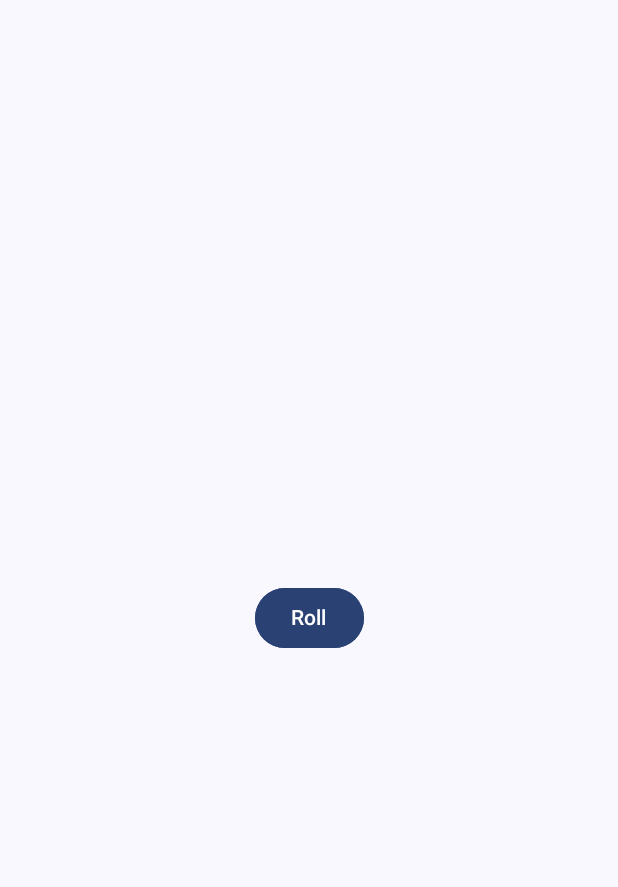
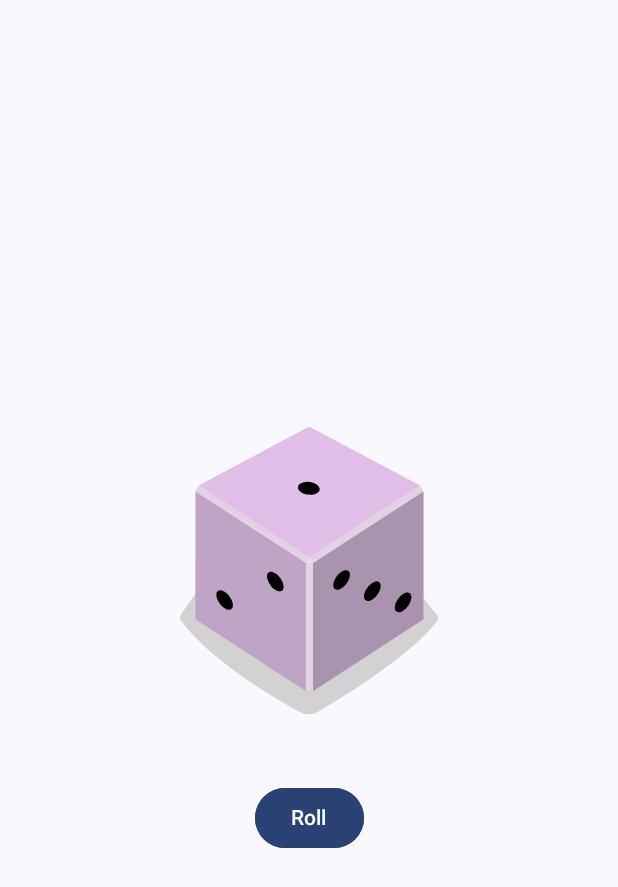
Before and after one commit to luci649/Andriod-Apps, an Android app built with Jetpack Compose: the screen it shows after launch (MainActivity), on a phone screen of 412 x 824 dp. Shown: the top 887 px of the screen. Run offline under Robolectric (Android 15) with nearby library versions, the phone set to English and light mode, and no system bars.

Commit message:
Imported dice image files to drawables file. The image composable was used to display the image by calling the painterResource function. Also added a spacer to provide space between the button and image.

```diff
--- a/DiceRoller/app/src/main/java/com/example/diceroller/MainActivity.kt
+++ b/DiceRoller/app/src/main/java/com/example/diceroller/MainActivity.kt
@@ -3,8 +3,11 @@ package com.example.diceroller
 import android.os.Bundle
 import androidx.activity.ComponentActivity
 import androidx.activity.compose.setContent
+import androidx.compose.foundation.Image
 import androidx.compose.foundation.layout.Column
+import androidx.compose.foundation.layout.Spacer
 import androidx.compose.foundation.layout.fillMaxSize
+import androidx.compose.foundation.layout.height
 import androidx.compose.foundation.layout.wrapContentSize
 import androidx.compose.material3.Button
 import androidx.compose.material3.MaterialTheme
@@ -13,8 +16,10 @@ import androidx.compose.material3.Text
 import androidx.compose.runtime.Composable
 import androidx.compose.ui.Alignment
 import androidx.compose.ui.Modifier
+import androidx.compose.ui.res.painterResource
 import androidx.compose.ui.res.stringResource
 import androidx.compose.ui.tooling.preview.Preview
+import androidx.compose.ui.unit.dp
 import com.example.diceroller.ui.theme.DiceRollerTheme
 
 class MainActivity : ComponentActivity() {
@@ -44,6 +49,11 @@ fun DiceWithButtonAndImage(modifier: Modifier = Modifier) {
         modifier = modifier,
         horizontalAlignment = Alignment.CenterHorizontally
     ) {
+        Image(
+            painter = painterResource(R.drawable.dice_1),
+            contentDescription = "1"
+        )
+        Spacer(modifier = Modifier.height(16.dp))
         Button(onClick = { /*TODO*/ }) {
             Text(stringResource(R.string.roll))
         }
--- /dev/null
+++ b/DiceRoller/app/src/main/res/drawable/dice_1.xml
@@ -0,0 +1,66 @@
+<!--
+  ~ Copyright 2022, The Android Open Source Project
+  ~
+  ~ Licensed under the Apache License, Version 2.0 (the "License");
+  ~ you may not use this file except in compliance with the License.
+  ~ You may obtain a copy of the License at
+  ~
+  ~     http://www.apache.org/licenses/LICENSE-2.0
+  ~
+  ~ Unless required by applicable law or agreed to in writing, software
+  ~ distributed under the License is distributed on an "AS IS" BASIS,
+  ~ WITHOUT WARRANTIES OR CONDITIONS OF ANY KIND, either express or implied.
+  ~ See the License for the specific language governing permissions and
+  ~ limitations under the License.
+  -->
+
+<vector xmlns:android="http://schemas.android.com/apk/res/android"
+    android:width="200dp"
+    android:height="250dp"
+    android:viewportWidth="800"
+    android:viewportHeight="1000">
+    <path
+        android:fillAlpha="0.5"
+        android:fillColor="#C5C4C4"
+        android:pathData="M740.8,635.42c-68.27,90.47 -249.77,201.76 -316,240.63a50.7,50.7 0,0 1,-49.93 0.81c-64.19,-35 -234.09,-133.88 -315.65,-242a14.69,14.69 0,0 1,-0.12 -17.49c77.58,-106.29 159.67,-258.89 341.06,-258.89 182,0 242.19,139.08 340.27,258.88A14.62,14.62 0,0 1,740.8 635.42Z"
+        android:strokeAlpha="0.5" />
+    <path
+        android:fillColor="#AA93AE"
+        android:pathData="M704.9,630l-294.29,191.06l0,-340.85l294.29,-191.06l0,340.85z" />
+    <path
+        android:fillColor="#C0A4C5"
+        android:pathData="M97.59,630l294.29,191.06l0,-340.85l-294.29,-191.06l0,340.85z" />
+    <path
+        android:fillColor="#E1BEE7"
+        android:pathData="M400.14,464.73l-293.19,-191.45l293.19,-156.31l295.39,156.31l-295.39,191.45z" />
+    <path
+        android:fillColor="#E2D3E4"
+        android:pathData="M106.95,273.28l-9.36,15.87l294.29,191.06l8.26,-15.48l-293.19,-191.45z" />
+    <path
+        android:fillColor="#E2D3E4"
+        android:pathData="M695.53,273.28l9.37,15.87l-294.29,191.06l-10.47,-15.48l295.39,-191.45z" />
+    <path
+        android:fillColor="#E2D3E4"
+        android:pathData="M391.88,480.21h18.73v340.85h-18.73z" />
+    <path
+        android:fillColor="#E7DCE8"
+        android:pathData="M400.14,464.73l-8.26,15.48l18.73,0l-10.47,-15.48z" />
+    <path
+        android:fillColor="#000000"
+        android:pathData="M397.45,297.62a16.9,28.71 97.07,1 0,4.16 -33.54a16.9,28.71 97.07,1 0,-4.16 33.54z" />
+    <path
+        android:fillColor="#000000"
+        android:pathData="M297.17,539.02a30.12,16.11 53.82,1 0,26.01 -19.02a30.12,16.11 53.82,1 0,-26.01 19.02z" />
+    <path
+        android:fillColor="#000000"
+        android:pathData="M161.96,588.24a30.12,16.11 53.82,1 0,26.01 -19.02a30.12,16.11 53.82,1 0,-26.01 19.02z" />
+    <path
+        android:fillColor="#000000"
+        android:pathData="M551.15,579.45a30.12,16.11 126.18,1 0,35.56 -48.62a30.12,16.11 126.18,1 0,-35.56 48.62z" />
+    <path
+        android:fillColor="#000000"
+        android:pathData="M469.12,549.58a30.12,16.11 126.18,1 0,35.56 -48.62a30.12,16.11 126.18,1 0,-35.56 48.62z" />
+    <path
+        android:fillColor="#000000"
+        android:pathData="M633.17,609.29a30.12,16.11 126.18,1 0,35.56 -48.62a30.12,16.11 126.18,1 0,-35.56 48.62z" />
+</vector>
```
Also changed, not shown: DiceRoller/app/src/main/res/drawable/dice_2.xml (added, +66 -0 lines), DiceRoller/app/src/main/res/drawable/dice_3.xml (added, +66 -0 lines), DiceRoller/app/src/main/res/drawable/dice_4.xml (added, +69 -0 lines), DiceRoller/app/src/main/res/drawable/dice_5.xml (added, +75 -0 lines), DiceRoller/app/src/main/res/drawable/dice_6.xml (added, +81 -0 lines).
